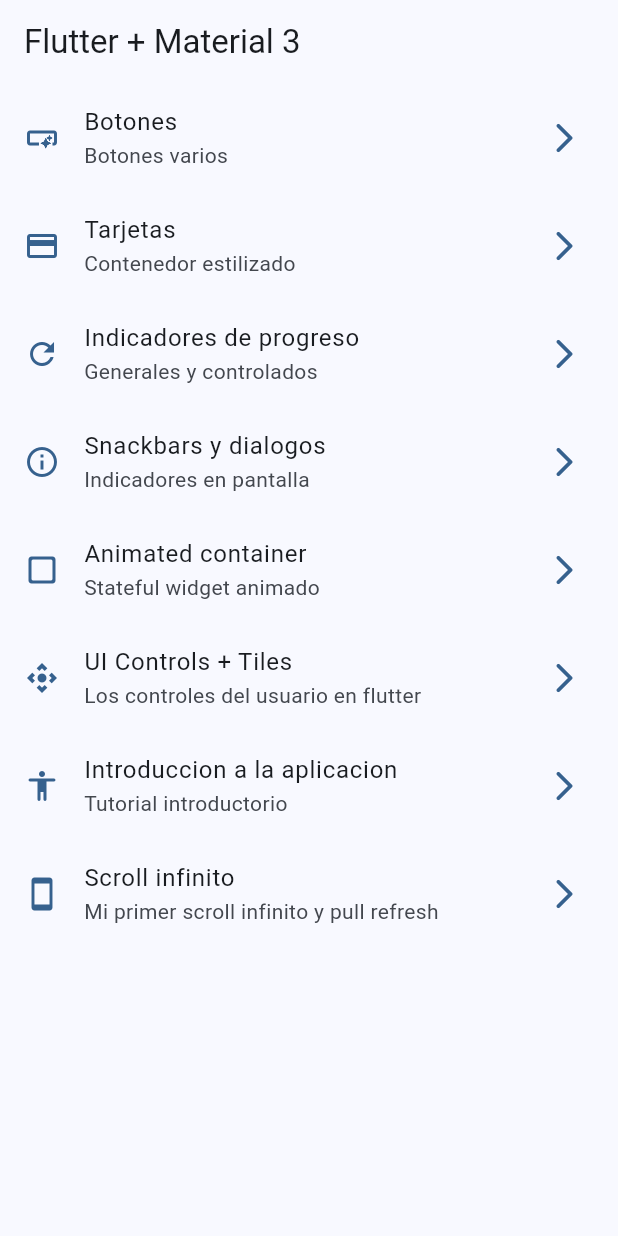
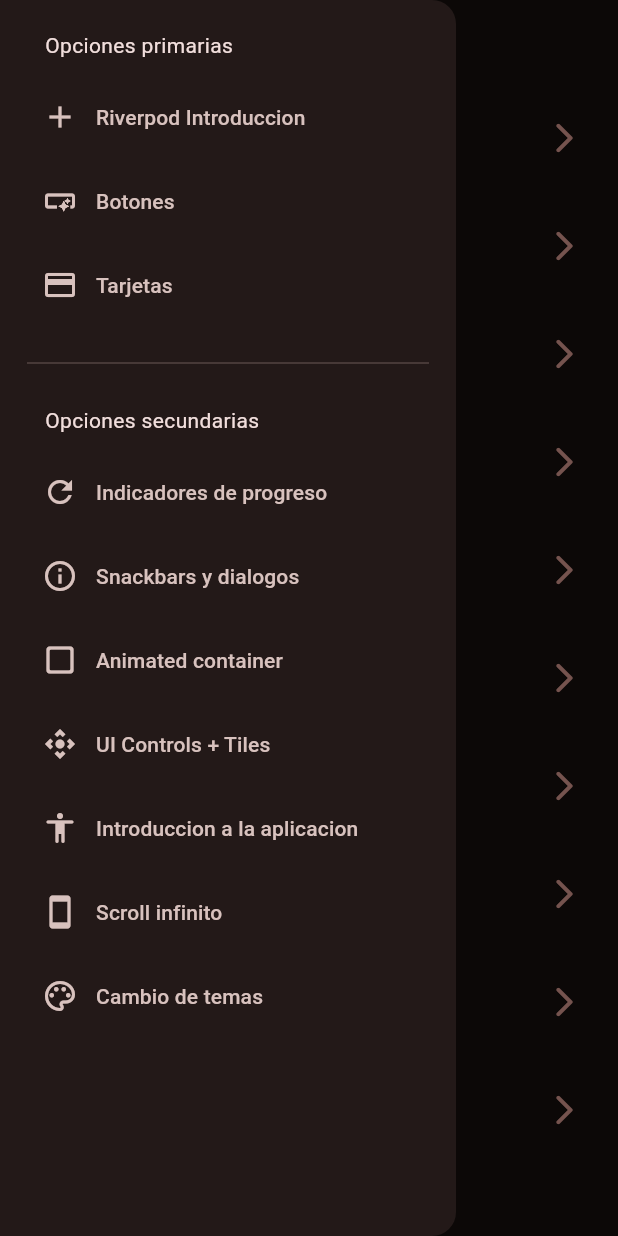
Before and after one commit to yvngmarti/widgets_app, a Flutter app: the screen it shows after launch, with the side drawer open (before the commit the screen has no drawer), on a phone screen of 412 x 824 dp. Run offline on Flutter 3.47's test engine with Material 3 defaults, Android fonts, the phone set to English and light mode, and no system bars; our stand-ins replace animate_do, flutter_riverpod, go_router.

Commit message:
antes de state notifier

```diff
--- a/lib/config/menu/menu_items.dart
+++ b/lib/config/menu/menu_items.dart
@@ -15,6 +15,12 @@ class MenuItem {
 }
 
 const appMenuItems = <MenuItem>[
+  MenuItem(
+    titLe: 'Riverpod Introduccion',
+    subtitle: 'Introduccion a Riverpod',
+    link: '/counter',
+    iconData: Icons.add,
+  ),
   MenuItem(
     titLe: 'Botones',
     subtitle: 'Botones varios',
@@ -63,4 +69,10 @@ const appMenuItems = <MenuItem>[
     link: '/infinite-scroll',
     iconData: Icons.stay_current_portrait_outlined,
   ),
+  MenuItem(
+    titLe: 'Cambio de temas',
+    subtitle: 'Cambiar tema de la aplicacion',
+    link: '/theme_changer',
+    iconData: Icons.color_lens_outlined,
+  ),
 ];
--- a/lib/config/router/app_router.dart
+++ b/lib/config/router/app_router.dart
@@ -50,5 +50,15 @@ final appRouter = GoRouter(
       name: InfiniteScrollScreen.name,
       builder: (context, state) => const InfiniteScrollScreen(),
     ),
+    GoRoute(
+      path: '/counter',
+      name: CounterScreen.name,
+      builder: (context, state) => const CounterScreen(),
+    ),
+    GoRoute(
+      path: '/theme_changer',
+      name: ThemeChangerScreen.name,
+      builder: (context, state) => const ThemeChangerScreen(),
+    ),
   ],
 );
--- a/lib/config/theme/app_theme.dart
+++ b/lib/config/theme/app_theme.dart
@@ -5,18 +5,25 @@ final colorList = <Color>[
   Colors.blue,
   Colors.green,
   Colors.purple,
+  Colors.grey,
+  Colors.amber,
+  Colors.teal,
 ];
 
 class AppTheme {
   final int selectedColor;
+  final bool isDarkMode;
 
-  AppTheme({this.selectedColor = 0})
-      : assert(selectedColor >= 0, 'Selected color must be greater than 0'),
+  AppTheme({
+    this.selectedColor = 0,
+    this.isDarkMode = false,
+  })  : assert(selectedColor >= 0, 'Selected color must be greater than 0'),
         assert(selectedColor < colorList.length,
             'Selected color must be less or equal than ${colorList.length - 1}');
 
   ThemeData getTheme() => ThemeData(
       useMaterial3: true,
+      brightness: isDarkMode ? Brightness.light : Brightness.dark,
       colorSchemeSeed: colorList[selectedColor],
       appBarTheme: const AppBarTheme(
         centerTitle: false,
--- a/lib/main.dart
+++ b/lib/main.dart
@@ -1,21 +1,26 @@
 import 'package:flutter/material.dart';
+import 'package:flutter_riverpod/flutter_riverpod.dart';
 import 'package:widgets_app/config/router/app_router.dart';
 import 'package:widgets_app/config/theme/app_theme.dart';
+import 'package:widgets_app/presentation/providers/theme_provider.dart';
 
 void main() {
-  runApp(const MainApp());
+  runApp(const ProviderScope(child: MainApp()));
 }
 
-class MainApp extends StatelessWidget {
+class MainApp extends ConsumerWidget {
   const MainApp({super.key});
 
   @override
-  Widget build(BuildContext context) {
+  Widget build(BuildContext context, WidgetRef ref) {
+    final bool isDarkMode = ref.watch(isDarkModeProvider);
+    final int selectedColor = ref.watch(selectedIndexColorProvider);
+
     return MaterialApp.router(
       title: 'Flutter Widgets',
       routerConfig: appRouter,
       debugShowCheckedModeBanner: false,
-      theme: AppTheme(selectedColor: 1).getTheme(),
+      theme: AppTheme(selectedColor: selectedColor, isDarkMode: isDarkMode).getTheme(),
       // home: const HomeScreen(),
       // routes: {
       //   '/buttons': (context) => const ButtonsScreen(),
--- /dev/null
+++ b/lib/presentation/providers/counter_provider.dart
@@ -0,0 +1,3 @@
+import 'package:flutter_riverpod/flutter_riverpod.dart';
+
+final counterProvider = StateProvider<int>((ref) => 5);
--- /dev/null
+++ b/lib/presentation/providers/theme_provider.dart
@@ -0,0 +1,12 @@
+// Estado para manejar un booleano
+import 'package:flutter_riverpod/flutter_riverpod.dart';
+import 'package:widgets_app/config/theme/app_theme.dart';
+
+// UN SIMPLE BOOLEANO
+final isDarkModeProvider = StateProvider<bool>((ref) => false);
+
+// LISTADO DE COLORES INMUTABLE
+final colorListProvider = Provider((ref) => colorList);
+
+// UN SIMPLE ENTERO
+final selectedIndexColorProvider = StateProvider<int>((ref) => 0);
--- a/lib/presentation/screens/home/home_screen.dart
+++ b/lib/presentation/screens/home/home_screen.dart
@@ -1,6 +1,7 @@
 import 'package:flutter/material.dart';
 import 'package:go_router/go_router.dart';
 import 'package:widgets_app/config/menu/menu_items.dart';
+import 'package:widgets_app/presentation/widgets/side_menu.dart';
 
 class HomeScreen extends StatelessWidget {
   static const String name = 'home_screen';
@@ -8,11 +9,14 @@ class HomeScreen extends StatelessWidget {
 
   @override
   Widget build(BuildContext context) {
+    final scaffoldKey = GlobalKey<ScaffoldState>();
     return Scaffold(
+      key: scaffoldKey,
       appBar: AppBar(
         title: const Text('Flutter + Material 3'),
       ),
       body: _HomeView(),
+      drawer: SideMenu(scaffoldKey: scaffoldKey,),
     );
   }
 }
--- a/lib/presentation/screens/screens.dart
+++ b/lib/presentation/screens/screens.dart
@@ -3,8 +3,10 @@ export 'package:widgets_app/presentation/screens/animated/animated_screen.dart';
 export 'package:widgets_app/presentation/screens/app_tutorial/app_tutorial_screen.dart';
 export 'package:widgets_app/presentation/screens/buttons/buttons_screen.dart';
 export 'package:widgets_app/presentation/screens/cards/cards_screen.dart';
+export 'package:widgets_app/presentation/screens/counter/counter_screen.dart';
 export 'package:widgets_app/presentation/screens/home/home_screen.dart';
 export 'package:widgets_app/presentation/screens/infinite_scroll/infinite_scroll_sceen.dart';
 export 'package:widgets_app/presentation/screens/progress/progress_screen.dart';
 export 'package:widgets_app/presentation/screens/snackbar/snackbar_screen.dart';
 export 'package:widgets_app/presentation/screens/ui_controls/ui_controls_screen.dart';
+export 'package:widgets_app/presentation/theme_changer/theme_changer_screen.dart';
--- /dev/null
+++ b/lib/presentation/widgets/side_menu.dart
@@ -0,0 +1,87 @@
+import 'package:flutter/material.dart';
+import 'package:go_router/go_router.dart';
+import 'package:widgets_app/config/menu/menu_items.dart';
+
+class SideMenu extends StatefulWidget {
+  final GlobalKey<ScaffoldState> scaffoldKey;
+
+  const SideMenu({
+    super.key,
+    required this.scaffoldKey,
+  });
+
+  @override
+  State<SideMenu> createState() => _SideMenuState();
+}
+
+class _SideMenuState extends State<SideMenu> {
+  // esta variable nos va permitir saber cual opcion del drawer esta seleccionada y en la cual podemos aplicar estilos especificos basados en la seleccionada
+  int navDrawerIndex = 0;
+  @override
+  Widget build(BuildContext context) {
+    final hasNotch = MediaQuery.of(context).viewPadding.top > 35;
+    return NavigationDrawer(
+      // para tocar las diferentes opciones y cambie cual esta seleccionado
+      selectedIndex: null,
+      onDestinationSelected: (value) {
+        setState(() {
+          navDrawerIndex = value;
+        });
+
+        final menuItem = appMenuItems[value];
+        context.push(menuItem.link);
+
+        // con esto hacemos referencia a nuestro scaffold del home de tal manera que cuando entremos a una opcion y despues nos queramos salir de esa pantalla pues nos cierre el drawer y nos deje solo con el scaffold padre
+        widget.scaffoldKey.currentState?.closeDrawer();
+      },
+      children: [
+        Padding(
+          padding: EdgeInsets.fromLTRB(
+            30,
+            // notch es el borde que tienen algunos celulares en la parte de la camara frontal
+            hasNotch ? 0 : 20,
+            20,
+            10,
+          ),
+          child: const Text('Opciones primarias'),
+        ),
+        ...appMenuItems
+            // con esto obtenemos los primeros tres elementos de nuestra lista del elemento 0 al 3
+            .sublist(0, 3)
+            .map(
+              (item) => NavigationDrawerDestination(
+                icon: Icon(item.iconData),
+                label: Text(item.titLe),
+              ),
+            ),
+
+        const Padding(
+          padding: EdgeInsets.fromLTRB(18, 16, 18, 10),
+          // divider es un widget de flutter que crea una linea divisora
+          child: Divider(),
+        ),
+        // const NavigationDrawerDestination(
+        //     icon: Icon(Icons.dangerous), label: Text('Otra pantalla'))
+
+        const Padding(
+          padding: EdgeInsets.fromLTRB(
+            30,
+            10,
+            20,
+            10,
+          ),
+          child: Text('Opciones secundarias'),
+        ),
+        ...appMenuItems
+            // con esto obtenemos los primeros tres elementos de nuestra lista del elemento 0 al 3
+            .sublist(3)
+            .map(
+              (item) => NavigationDrawerDestination(
+                icon: Icon(item.iconData),
+                label: Text(item.titLe),
+              ),
+            ),
+      ],
+    );
+  }
+}
--- a/pubspec.yaml
+++ b/pubspec.yaml
@@ -10,6 +10,7 @@ dependencies:
   animate_do: ^3.3.4
   flutter:
     sdk: flutter
+  flutter_riverpod: ^2.5.1
   go_router: ^14.0.1
 
 dev_dependencies:
```
Also changed, not shown: lib/presentation/screens/counter/counter_screen.dart (added, +47 -0 lines), lib/presentation/theme_changer/theme_changer_screen.dart (added, +63 -0 lines), pubspec.lock.
